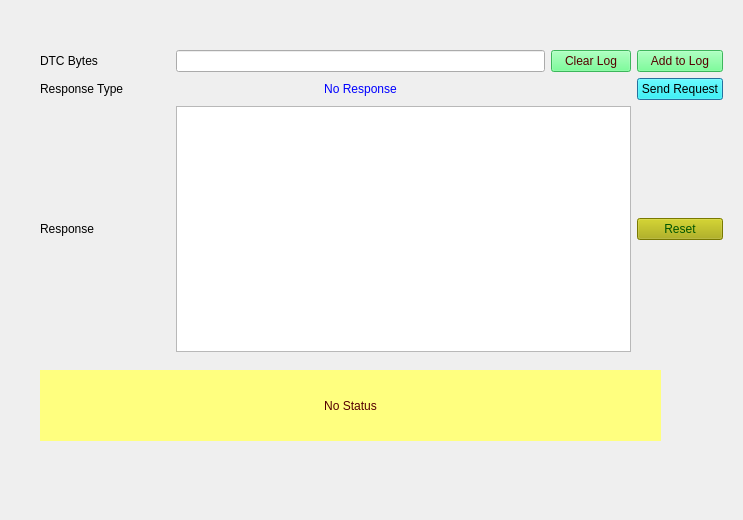
Above: SID_14.ui from VicharaVandana/ProxiCan before the change. Below: the same form after it.
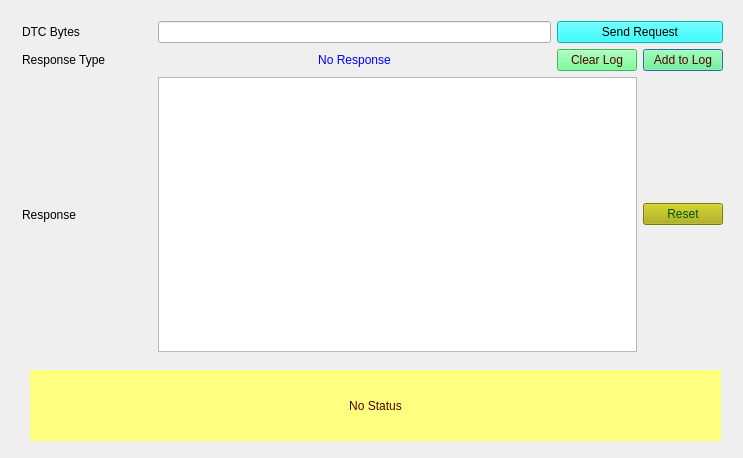
That is the form after the change.

```diff
--- a/SID_14.ui
+++ b/SID_14.ui
@@ -1,56 +1,39 @@
 <?xml version="1.0" encoding="UTF-8"?>
 <ui version="4.0">
- <class>Dialog</class>
- <widget class="QDialog" name="Dialog">
+ <class>Form_SID14</class>
+ <widget class="QDialog" name="Form_SID14">
   <property name="geometry">
    <rect>
     <x>0</x>
     <y>0</y>
     <width>743</width>
-    <height>520</height>
+    <height>458</height>
    </rect>
   </property>
   <property name="windowTitle">
-   <string>Dialog</string>
+   <string>Clear Diagnostic Information Service 14</string>
   </property>
   <widget class="QWidget" name="layoutWidget">
    <property name="geometry">
     <rect>
-     <x>40</x>
-     <y>50</y>
-     <width>683</width>
-     <height>302</height>
+     <x>22</x>
+     <y>21</y>
+     <width>701</width>
+     <height>331</height>
     </rect>
    </property>
    <layout class="QGridLayout" name="gridLayout">
     <property name="sizeConstraint">
      <enum>QLayout::SetNoConstraint</enum>
     </property>
-    <item row="3" column="0">
-     <widget class="QLabel" name="label_2">
-      <property name="minimumSize">
-       <size>
-        <width>130</width>
-        <height>0</height>
-       </size>
-      </property>
-      <property name="text">
-       <string>Response Type</string>
-      </property>
-     </widget>
-    </item>
     <item row="3" column="3">
-     <widget class="QPushButton" name="pushButton_Send28Req">
-      <property name="toolTip">
-       <string>Sends the 10 service request to ECU</string>
-      </property>
+     <widget class="QPushButton" name="pushButton_appendLog">
       <property name="styleSheet">
-       <string notr="true">background-color: rgb(0, 255, 255);
-border-color: rgb(0, 0, 0);
-color: rgb(0, 0, 0);</string>
+       <string notr="true">background-color: rgb(85, 255, 127);
+color: rgb(85, 0, 0);</string>
       </property>
       <property name="text">
-       <string>Send Request</string>
+       <string>Add to Log</string>
       </property>
      </widget>
     </item>
@@ -61,14 +44,10 @@
       </property>
      </widget>
     </item>
-    <item row="2" column="1">
-     <widget class="QLineEdit" name="lineEdit_dtc">
-      <property name="text">
-       <string/>
-      </property>
-     </widget>
+    <item row="6" column="1" colspan="2">
+     <widget class="QTextBrowser" name="textBrowser_Resp"/>
     </item>
-    <item row="5" column="3">
+    <item row="6" column="3">
      <widget class="QPushButton" name="pushButton_reset">
       <property name="styleSheet">
        <string notr="true">background-color: rgb(170, 170, 0);
@@ -80,38 +59,6 @@
       </property>
      </widget>
     </item>
-    <item row="2" column="2">
-     <widget class="QPushButton" name="pushButton_clearLog">
-      <property name="styleSheet">
-       <string notr="true">background-color: rgb(85, 255, 127);
-color: rgb(85, 0, 0);</string>
-      </property>
-      <property name="text">
-       <string>Clear Log</string>
-      </property>
-     </widget>
-    </item>
-    <item row="2" column="3">
-     <widget class="QPushButton" name="pushButton_appendLog">
-      <property name="styleSheet">
-       <string notr="true">background-color: rgb(85, 255, 127);
-color: rgb(85, 0, 0);</string>
-      </property>
-      <property name="text">
-       <string>Add to Log</string>
-      </property>
-     </widget>
-    </item>
-    <item row="5" column="0">
-     <widget class="QLabel" name="label_3">
-      <property name="text">
-       <string>Response</string>
-      </property>
-     </widget>
-    </item>
-    <item row="5" column="1" colspan="2">
-     <widget class="QTextBrowser" name="textBrowser_Resp"/>
-    </item>
     <item row="3" column="1">
      <widget class="QLabel" name="label_ResType">
       <property name="autoFillBackground">
@@ -128,24 +75,80 @@
       </property>
      </widget>
     </item>
+    <item row="6" column="0">
+     <widget class="QLabel" name="label_3">
+      <property name="text">
+       <string>Response</string>
+      </property>
+     </widget>
+    </item>
+    <item row="3" column="0">
+     <widget class="QLabel" name="label_2">
+      <property name="minimumSize">
+       <size>
+        <width>130</width>
+        <height>0</height>
+       </size>
+      </property>
+      <property name="text">
+       <string>Response Type</string>
+      </property>
+     </widget>
+    </item>
+    <item row="3" column="2">
+     <widget class="QPushButton" name="pushButton_clearLog">
+      <property name="styleSheet">
+       <string notr="true">background-color: rgb(85, 255, 127);
+color: rgb(85, 0, 0);</string>
+      </property>
+      <property name="text">
+       <string>Clear Log</string>
+      </property>
+     </widget>
+    </item>
+    <item row="2" column="1">
+     <widget class="QLineEdit" name="lineEdit_dtc">
+      <property name="toolTip">
+       <string>Enter DTC bytes in hexadecimal format</string>
+      </property>
+      <property name="text">
+       <string/>
+      </property>
+     </widget>
+    </item>
+    <item row="2" column="2" colspan="2">
+     <widget class="QPushButton" name="pushButton_Send14Req">
+      <property name="toolTip">
+       <string>Sends the 14 service request to ECU</string>
+      </property>
+      <property name="styleSheet">
+       <string notr="true">background-color: rgb(0, 255, 255);
+border-color: rgb(0, 0, 0);
+color: rgb(0, 0, 0);</string>
+      </property>
+      <property name="text">
+       <string>Send Request</string>
+      </property>
+     </widget>
+    </item>
    </layout>
-   <zorder>pushButton_appendLog</zorder>
    <zorder>textBrowser_Resp</zorder>
-   <zorder>pushButton_clearLog</zorder>
    <zorder>pushButton_reset</zorder>
    <zorder>label_3</zorder>
    <zorder>label_ResType</zorder>
    <zorder>label_2</zorder>
    <zorder>lineEdit_dtc</zorder>
    <zorder>label_4</zorder>
-   <zorder>pushButton_Send28Req</zorder>
+   <zorder>pushButton_clearLog</zorder>
+   <zorder>pushButton_appendLog</zorder>
+   <zorder>pushButton_Send14Req</zorder>
   </widget>
   <widget class="QLabel" name="label_status">
    <property name="geometry">
     <rect>
-     <x>40</x>
+     <x>30</x>
      <y>370</y>
-     <width>621</width>
+     <width>691</width>
      <height>71</height>
     </rect>
    </property>
```
